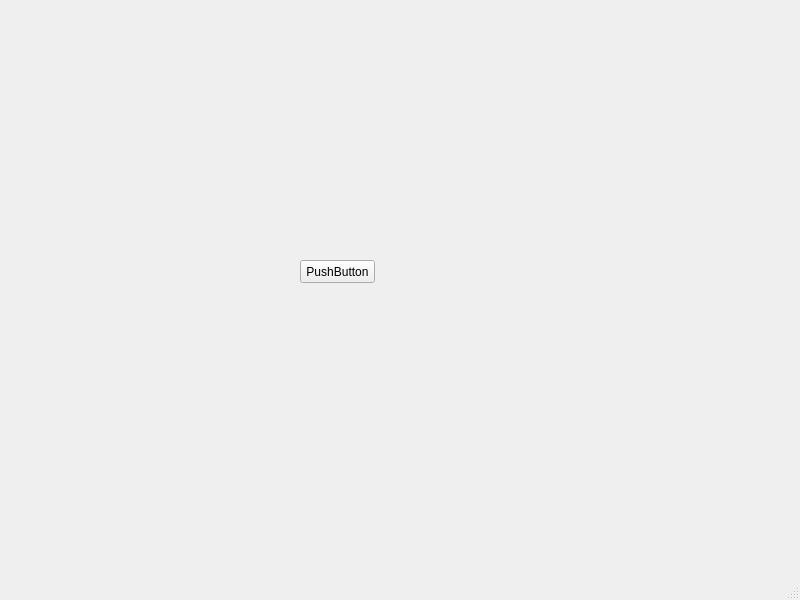
Above: src/CS1D-TMOTTBG/dashboardwindow.ui from cydiasa/CS1D-TMOTTBG before the change. Below: the same form after it.
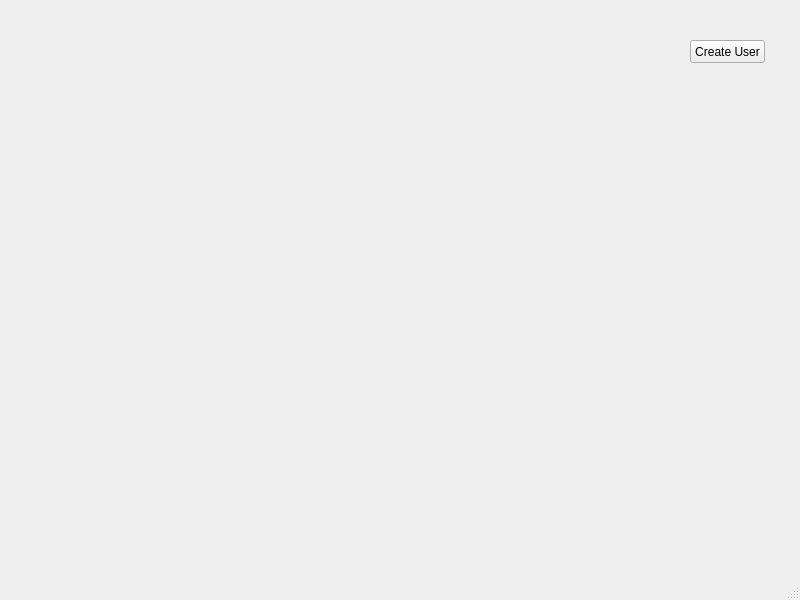
That is the form after the change.

What changed in the file:
```diff
--- a/src/CS1D-TMOTTBG/dashboardwindow.ui
+++ b/src/CS1D-TMOTTBG/dashboardwindow.ui
@@ -17,14 +17,14 @@
    <widget class="QPushButton" name="pushButton">
     <property name="geometry">
      <rect>
-      <x>300</x>
-      <y>260</y>
+      <x>690</x>
+      <y>40</y>
       <width>75</width>
       <height>23</height>
      </rect>
     </property>
     <property name="text">
-     <string>PushButton</string>
+     <string>Create User</string>
     </property>
    </widget>
   </widget>
```
